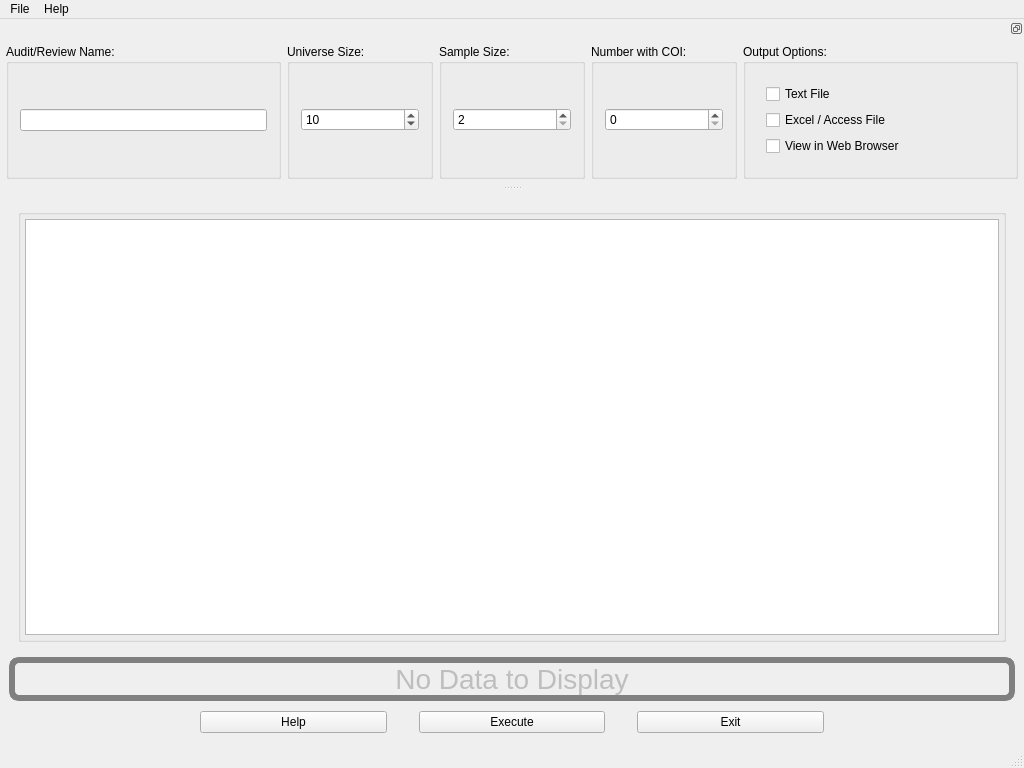
Above: products/RAT-STATS/rstats_modules/unrestricted_attribute_appraisal/src/UIRStatsUAA.ui from cbtek/RStats2017 before the change. Below: the same form after it.
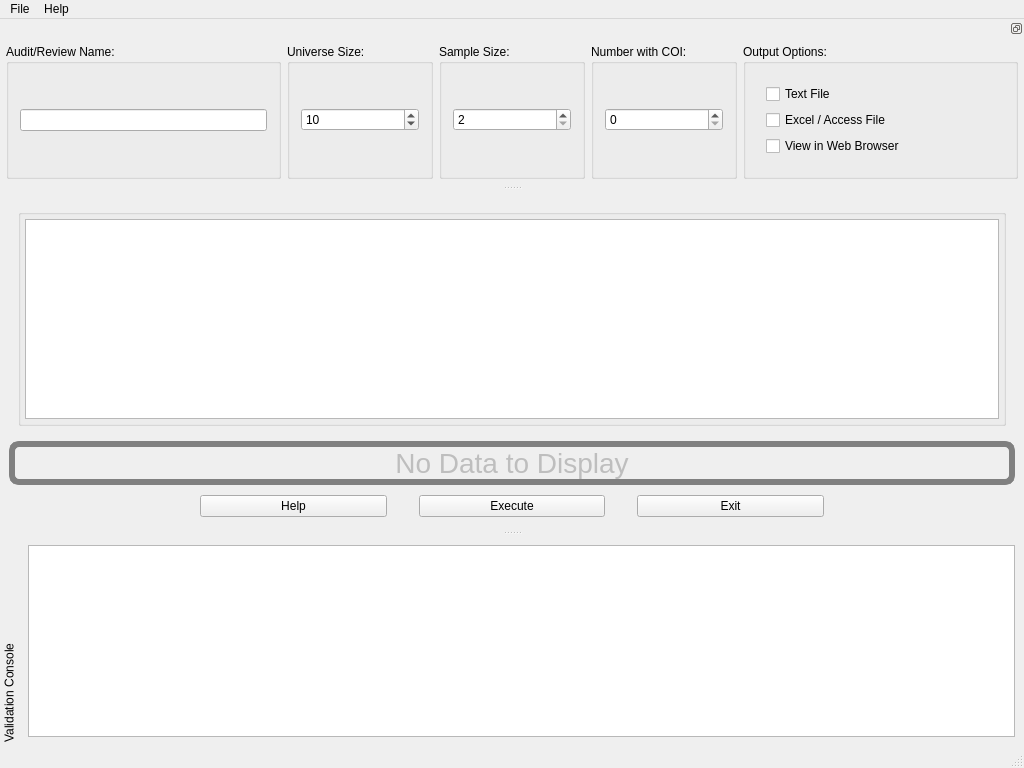
That is the form after the change.

Commit message: Added two new libraries for reading xls and xlsx Updated all modules to use QTextBrowser instead of QTableWidget Fixed tab ordering in SVA and UVA

```diff
--- a/products/RAT-STATS/rstats_modules/unrestricted_attribute_appraisal/src/UIRStatsUAA.ui
+++ b/products/RAT-STATS/rstats_modules/unrestricted_attribute_appraisal/src/UIRStatsUAA.ui
@@ -40,17 +40,7 @@
            <number>4</number>
           </property>
           <item>
-           <widget class="QTableWidget" name="m_tblOutput">
-            <property name="rowCount">
-             <number>0</number>
-            </property>
-            <attribute name="horizontalHeaderStretchLastSection">
-             <bool>true</bool>
-            </attribute>
-            <attribute name="verticalHeaderVisible">
-             <bool>false</bool>
-            </attribute>
-           </widget>
+           <widget class="QTextBrowser" name="m_txtOutput"/>
           </item>
          </layout>
         </widget>
@@ -507,6 +497,27 @@
    <addaction name="menuHelp"/>
   </widget>
   <widget class="QStatusBar" name="m_statusBar"/>
+  <widget class="QDockWidget" name="m_dockValidationConsole">
+   <property name="features">
+    <set>QDockWidget::DockWidgetVerticalTitleBar</set>
+   </property>
+   <property name="allowedAreas">
+    <set>Qt::BottomDockWidgetArea</set>
+   </property>
+   <property name="windowTitle">
+    <string>Validation Console</string>
+   </property>
+   <attribute name="dockWidgetArea">
+    <number>8</number>
+   </attribute>
+   <widget class="QWidget" name="dockWidgetContents_2">
+    <layout class="QVBoxLayout" name="verticalLayout_9">
+     <item>
+      <widget class="QListWidget" name="m_lstValidationConsole"/>
+     </item>
+    </layout>
+   </widget>
+  </widget>
   <action name="actionRecentlyUsed">
    <property name="text">
     <string>Recently Used</string>
```
Left out of the diff: 6 changed lines with no effect on the pictures. The commit also changes 362 other files.
